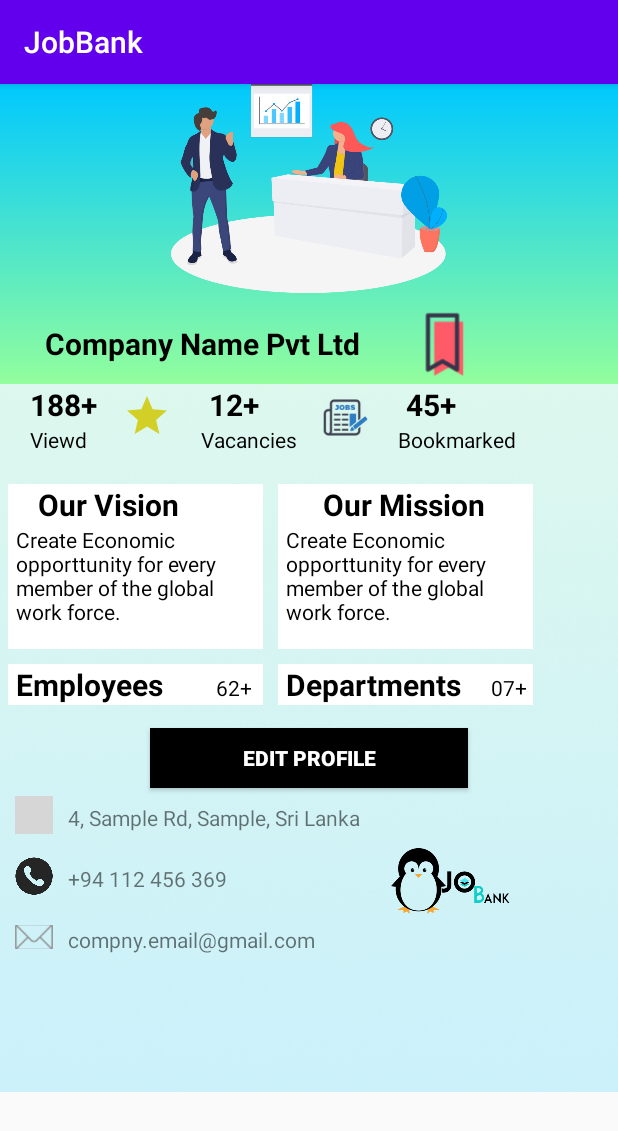
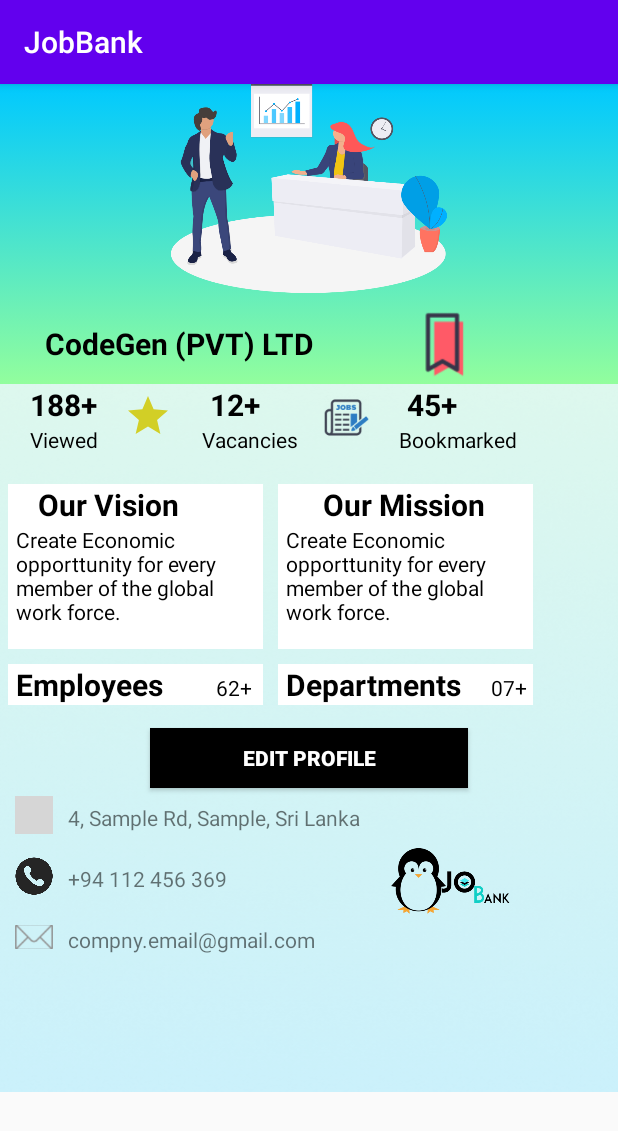
Before and after one commit to Charitha615/jobBank, an Android app: the Company_Profile screen opened directly, with no data from a screen before it, on a phone screen of 412 x 824 dp. Shown: the top 1131 px of the screen. Run offline under Robolectric (Android 15) with nearby library versions, the phone set to English and light mode, and no system bars; our stand-ins replace Firebase (no records; nobody signed in at launch, a user with empty details on screens opened directly); grey boxes are pictures that could not be loaded.

Commit message:
charitha(final 4)

```diff
--- a/app/src/main/res/layout/activity_company__profile.xml
+++ b/app/src/main/res/layout/activity_company__profile.xml
@@ -36,7 +36,7 @@
                     android:layout_marginLeft="30dp"
                     android:layout_marginTop="20dp"
                     android:layout_marginRight="50dp"
-                    android:text="Company Name Pvt Ltd"
+                    android:text="CodeGen (PVT) LTD"
                     android:textColor="#000"
                     android:textSize="20dp"
                     android:textStyle="bold" />
@@ -87,7 +87,7 @@
                     android:layout_height="match_parent"
                     android:layout_marginLeft="10dp"
                     android:layout_marginRight="50dp"
-                    android:text="Viewd"
+                    android:text="Viewed"
                     android:textColor="#000"
                     android:textSize="14dp" />
 
```
Also changed, not shown: app/src/main/java/com/example/jobbank/user_add_cv.java (+14 -0 lines).
